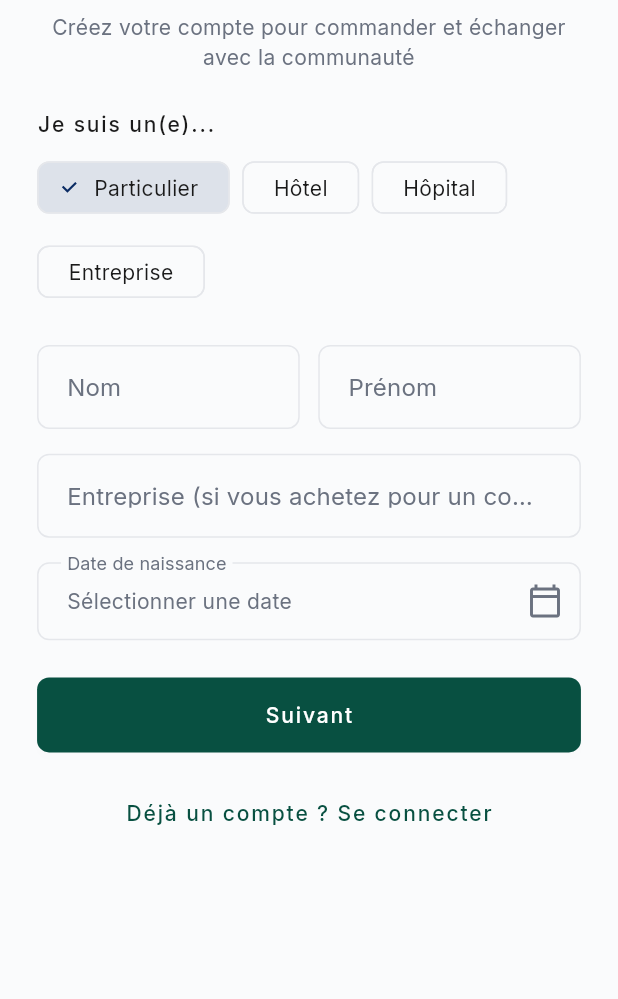
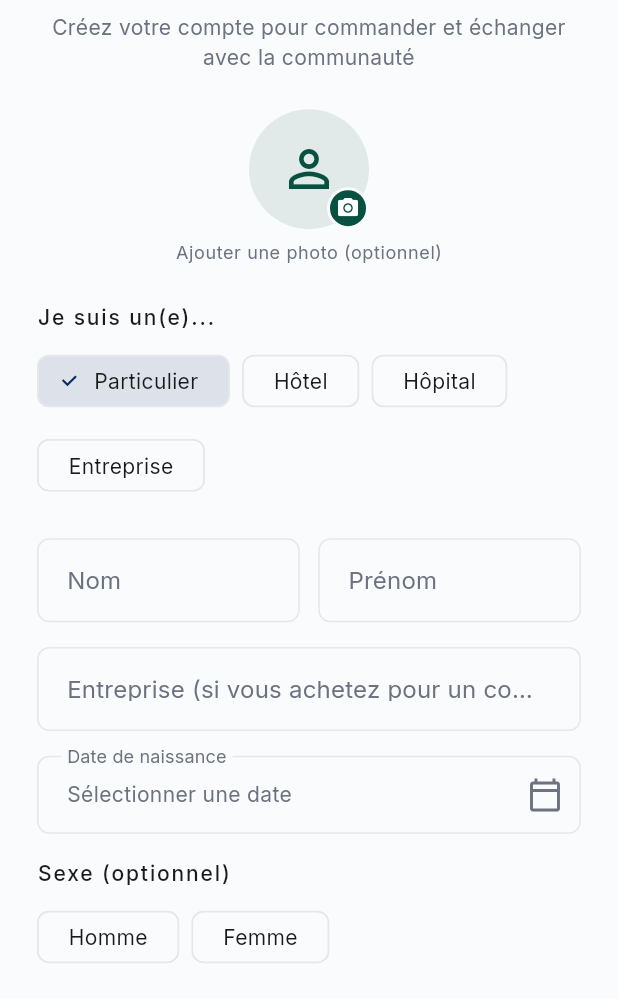
Before and after one commit to Anju-codermad/AkoraHub-app, a Flutter app: the RegistrationScreen screen opened by its route, on a phone screen of 412 x 824 dp, the part 237-1236 px from its top. Run offline on Flutter 3.47's test engine with Material 3 defaults, Android fonts, the phone set to English and light mode, and no system bars; our stand-ins replace audioplayers, cached_network_image, connectivity_plus, file_picker, firebase_core, firebase_messaging and 20 more; missing offline and left inert: agora_rtc_engine, mobile_scanner, record, screen_protector; accounts and stored records are empty.

Commit message:
Inscription : photo de profil optionnelle + champ sexe (Homme/Femme)

```diff
--- a/lib/presentation/registration_screen/registration_screen.dart
+++ b/lib/presentation/registration_screen/registration_screen.dart
@@ -1,6 +1,9 @@
+import 'dart:io';
+
 import 'package:flutter/gestures.dart';
 import 'package:flutter/material.dart';
 import 'package:flutter/services.dart';
+import 'package:image_picker/image_picker.dart';
 import 'package:intl_phone_field/intl_phone_field.dart';
 import 'package:sizer/sizer.dart';
 import 'package:supabase_flutter/supabase_flutter.dart';
@@ -49,6 +52,8 @@ class _RegistrationScreenState extends State<RegistrationScreen> {
   String _phoneCountryIso = 'MG';
 
   String _clientType = 'particulier';
+  String? _gender;
+  File? _avatarFile;
   bool _isLoading = false;
 
   late final TapGestureRecognizer _privacyPolicyRecognizer =
@@ -158,6 +163,35 @@ class _RegistrationScreenState extends State<RegistrationScreen> {
     );
   }
 
+  Future<void> _pickAvatar() async {
+    final picked = await ImagePicker()
+        .pickImage(source: ImageSource.gallery, imageQuality: 85);
+    if (picked == null) return;
+    setState(() => _avatarFile = File(picked.path));
+  }
+
+  /// Upload la photo choisie à l'inscription (si l'utilisateur en a
+  /// choisi une) vers le même bucket `avatars` que `profile_tab.dart`
+  /// (`_pickAndUploadAvatar`) — ne bloque jamais la création du compte
+  /// si l'upload échoue, la photo n'est qu'un bonus optionnel.
+  Future<void> _uploadAvatarIfPicked(String userId) async {
+    final file = _avatarFile;
+    if (file == null) return;
+    try {
+      final fileName = '$userId/${DateTime.now().millisecondsSinceEpoch}.jpg';
+      await SupabaseConfig.client.storage.from('avatars').upload(
+            fileName,
+            file,
+          );
+      final url = SupabaseConfig.client.storage
+          .from('avatars')
+          .getPublicUrl(fileName);
+      await SupabaseConfig.client
+          .from('profiles')
+          .update({'avatar_url': url}).eq('id', userId);
+    } catch (_) {}
+  }
+
   void _goToStep1() {
     setState(() => _currentStep = 0);
     _pageController.animateToPage(
@@ -219,6 +253,7 @@ class _RegistrationScreenState extends State<RegistrationScreen> {
             ? null
             : _phoneController.text.trim(),
         'birth_date': _birthDate?.toIso8601String().split('T').first,
+        'gender': _gender,
         if (referredBy != null) 'referred_by': referredBy,
       };
 
@@ -226,13 +261,17 @@ class _RegistrationScreenState extends State<RegistrationScreen> {
 
       if (response.session == null) {
         // "Confirm email" activé côté Supabase : aucune session tant que
-        // le code reçu par email n'est pas saisi.
+        // le code reçu par email n'est pas saisi. La photo n'est
+        // uploadée qu'une fois l'email vérifié (voir
+        // EmailOtpVerificationScreen) — pas de session = pas de droit
+        // d'écriture sur le bucket `avatars`.
         Navigator.pushReplacement(
           context,
           MaterialPageRoute(
             builder: (_) => EmailOtpVerificationScreen(
               email: _emailController.text.trim(),
               pendingProfileUpdate: pendingProfileUpdate,
+              avatarFile: _avatarFile,
             ),
           ),
         );
@@ -247,6 +286,7 @@ class _RegistrationScreenState extends State<RegistrationScreen> {
             .from('profiles')
             .update(pendingProfileUpdate)
             .eq('id', userId);
+        await _uploadAvatarIfPicked(userId);
       }
 
       HapticFeedback.mediumImpact();
@@ -371,6 +411,55 @@ class _RegistrationScreenState extends State<RegistrationScreen> {
             ),
             SizedBox(height: 3.h),
 
+            // Photo de profil (12/08, demande explicite) : optionnelle —
+            // l'imposer bloquerait des inscriptions, uploadée seulement
+            // une fois le compte réellement créé (voir _handleRegister /
+            // EmailOtpVerificationScreen).
+            Center(
+              child: GestureDetector(
+                onTap: _pickAvatar,
+                child: Stack(
+                  children: [
+                    CircleAvatar(
+                      radius: 40,
+                      backgroundColor:
+                          theme.colorScheme.primary.withValues(alpha: 0.1),
+                      backgroundImage:
+                          _avatarFile != null ? FileImage(_avatarFile!) : null,
+                      child: _avatarFile == null
+                          ? Icon(Icons.person_outline,
+                              size: 40, color: theme.colorScheme.primary)
+                          : null,
+                    ),
+                    Positioned(
+                      bottom: 0,
+                      right: 0,
+                      child: Container(
+                        padding: const EdgeInsets.all(4),
+                        decoration: BoxDecoration(
+                          color: theme.colorScheme.primary,
+                          shape: BoxShape.circle,
+                          border: Border.all(
+                              color: theme.scaffoldBackgroundColor, width: 2),
+                        ),
+                        child: Icon(Icons.camera_alt,
+                            size: 16, color: theme.colorScheme.onPrimary),
+                      ),
+                    ),
+                  ],
+                ),
+              ),
+            ),
+            SizedBox(height: 1.h),
+            Center(
+              child: Text(
+                'Ajouter une photo (optionnel)',
+                style: theme.textTheme.bodySmall
+                    ?.copyWith(color: theme.colorScheme.onSurfaceVariant),
+              ),
+            ),
+            SizedBox(height: 3.h),
+
             // Type de client
             Text('Je suis un(e)...', style: theme.textTheme.labelLarge),
             SizedBox(height: 1.h),
@@ -451,6 +540,31 @@ class _RegistrationScreenState extends State<RegistrationScreen> {
                       : null,
                 ),
               ),
+            ),
+            SizedBox(height: 2.h),
+
+            // Sexe (12/08, demande explicite) : optionnel, même principe
+            // que la date de naissance — utile pour les statistiques
+            // démographiques (voir customer_management_real.dart).
+            Text('Sexe (optionnel)', style: theme.textTheme.labelLarge),
+            SizedBox(height: 1.h),
+            Wrap(
+              spacing: 2.w,
+              runSpacing: 1.h,
+              children: [
+                ChoiceChip(
+                  label: const Text('Homme'),
+                  selected: _gender == 'homme',
+                  onSelected: (selected) =>
+                      setState(() => _gender = selected ? 'homme' : null),
+                ),
+                ChoiceChip(
+                  label: const Text('Femme'),
+                  selected: _gender == 'femme',
+                  onSelected: (selected) =>
+                      setState(() => _gender = selected ? 'femme' : null),
+                ),
+              ],
             ),
             SizedBox(height: 3.h),
 
```
Also changed, not shown: lib/presentation/registration_screen/email_otp_verification_screen.dart (+27 -0 lines), 1 other file.
